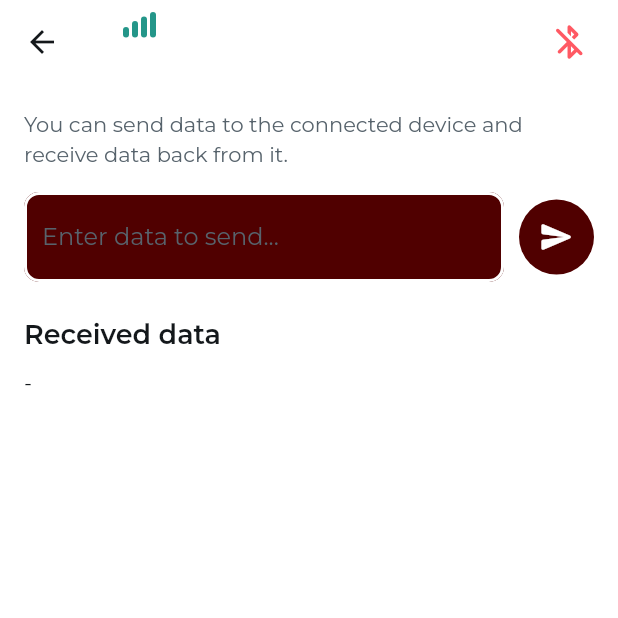
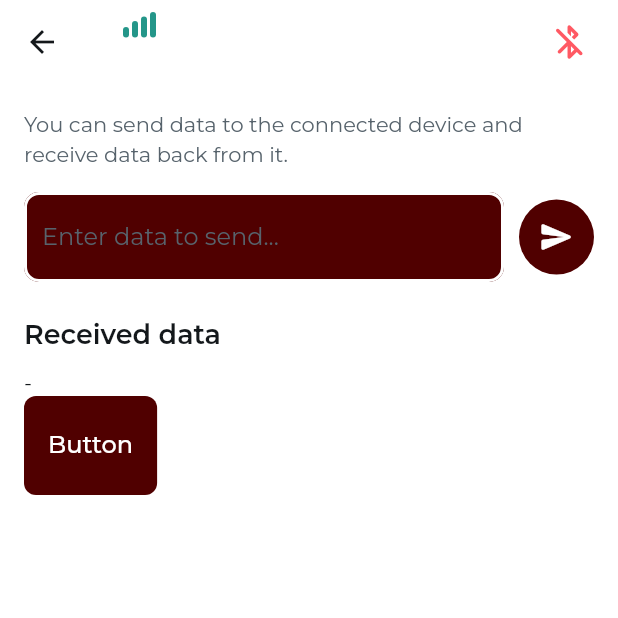
Before and after one commit to l-diazsantini/help, a Flutter app: the DevicePageWidget screen opened directly with empty values, on a phone screen of 412 x 824 dp, the top half of it. Run offline on Flutter 3.47's test engine with Material 3 defaults, Android fonts, the phone set to English and light mode, and no system bars; drawn by our look-alikes of auto_size_text; our stand-ins replace device_info_plus, flutter_animate, flutter_blue_plus, flutter_spinkit, font_awesome_flutter, from_css_color and 7 more; missing offline and left inert: json_path; accounts and stored records are empty.

Commit message:
Updating to latest FlutterFlow output.

```diff
--- a/lib/pages/device_page/device_page_widget.dart
+++ b/lib/pages/device_page/device_page_widget.dart
@@ -319,6 +319,27 @@ class _DevicePageWidgetState extends State<DevicePageWidget> {
                     ),
                   ),
                 ),
+                FFButtonWidget(
+                  onPressed: () async {
+                    context.pushNamed('oscilloscope');
+                  },
+                  text: 'Button',
+                  options: FFButtonOptions(
+                    height: 66.0,
+                    padding:
+                        EdgeInsetsDirectional.fromSTEB(16.0, 0.0, 16.0, 0.0),
+                    iconPadding:
+                        EdgeInsetsDirectional.fromSTEB(0.0, 0.0, 0.0, 0.0),
+                    color: FlutterFlowTheme.of(context).tertiary,
+                    textStyle: FlutterFlowTheme.of(context).titleSmall.override(
+                          fontFamily: 'Montserrat',
+                          color: Colors.white,
+                          letterSpacing: 0.0,
+                        ),
+                    elevation: 0.0,
+                    borderRadius: BorderRadius.circular(8.0),
+                  ),
+                ),
               ],
             ),
           ),
```
